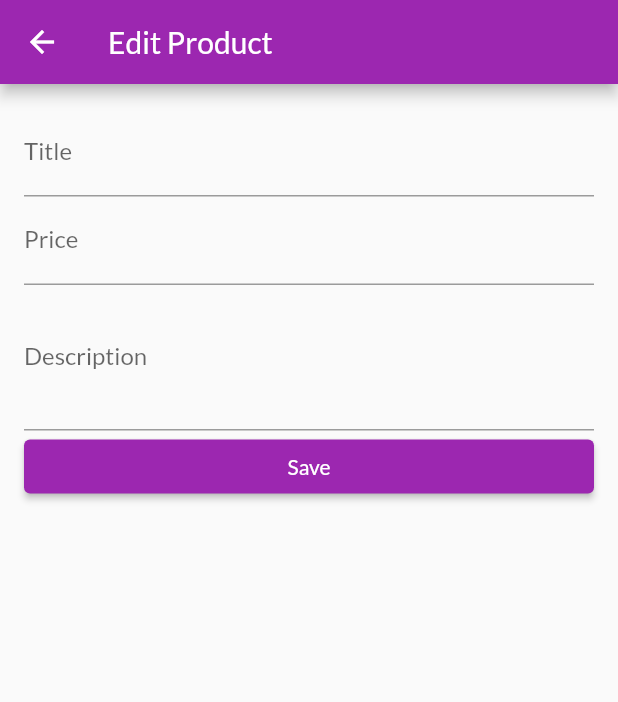
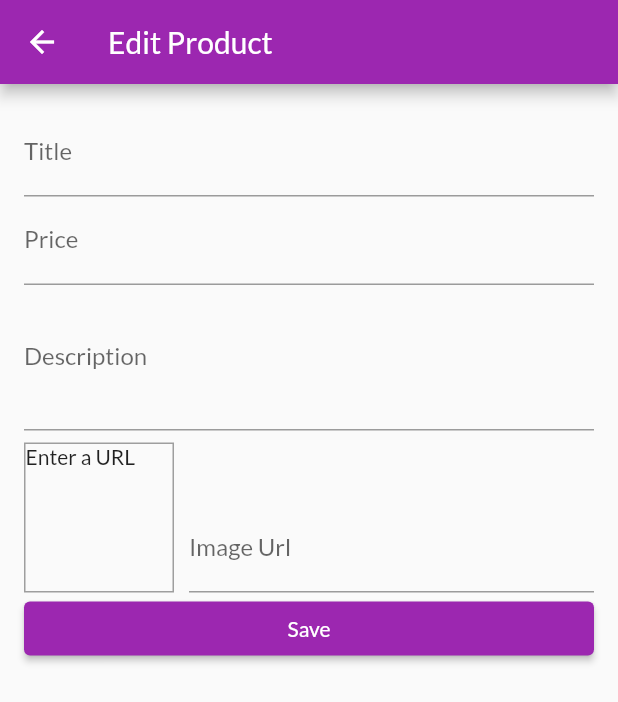
Before and after one commit to khramovw-develop/shop, a Flutter app: the EditProductScreen screen opened by its route, on a phone screen of 412 x 824 dp. Shown: the top 702 px of the screen. Run offline on Flutter 3.47's test engine with Material 2 defaults, Android fonts, the phone set to English and light mode, and no system bars; our stand-ins replace badges; network calls fail.

Commit message:
227 Image Input & Image Preview

```diff
--- a/lib/pages/user-product/edit-product.screen.dart
+++ b/lib/pages/user-product/edit-product.screen.dart
@@ -17,11 +17,25 @@ class _EditProductScreenState extends State<EditProductScreen> {
 
   final _form = GlobalKey<FormState>();
 
+  void _updateImageUrl() {
+    if (!_imageUrlFocusNode.hasFocus) {
+      setState(() {});
+    }
+  }
+
+  @override
+  void initState() {
+    _imageUrlFocusNode.addListener(_updateImageUrl);
+    super.initState();
+  }
+
   @override
   void dispose() {
+    _imageUrlFocusNode.removeListener(_updateImageUrl);
     _priceFocusNode.dispose();
     _descriptionFocusNode.dispose();
     _imageUrlFocusNode.dispose();
+    _imageUrlController.dispose();
     super.dispose();
   }
 
@@ -59,6 +73,36 @@ class _EditProductScreenState extends State<EditProductScreen> {
                 keyboardType: TextInputType.multiline,
                 focusNode: _descriptionFocusNode,
               ),
+              Row(
+                crossAxisAlignment: CrossAxisAlignment.end,
+                children: <Widget>[
+                  Container(
+                    width: 100.0,
+                    height: 100.0,
+                    margin: const EdgeInsets.only(top: 8.0, right: 10.0),
+                    decoration: BoxDecoration(
+                      border: Border.all(width: 1.0, color: Colors.grey),
+                    ),
+                    child: _imageUrlController.text.isEmpty
+                        ? const Text('Enter a URL')
+                        : FittedBox(
+                            child: Image.network(
+                              _imageUrlController.text,
+                              fit: BoxFit.cover,
+                            ),
+                          ),
+                  ),
+                  Expanded(
+                    child: TextFormField(
+                      decoration: const InputDecoration(labelText: 'Image Url'),
+                      keyboardType: TextInputType.url,
+                      textInputAction: TextInputAction.done,
+                      controller: _imageUrlController,
+                      focusNode: _imageUrlFocusNode,
+                    ),
+                  ),
+                ],
+              ),
               ElevatedButton(
                 child: const Text('Save'),
                 onPressed: () {},
```
